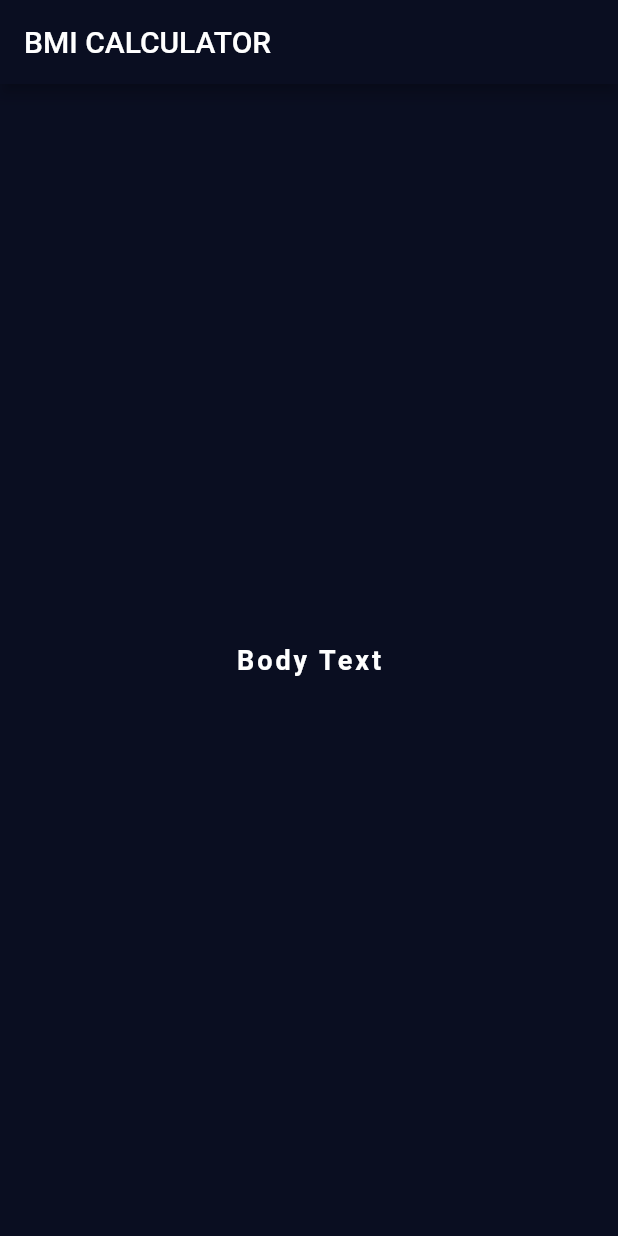
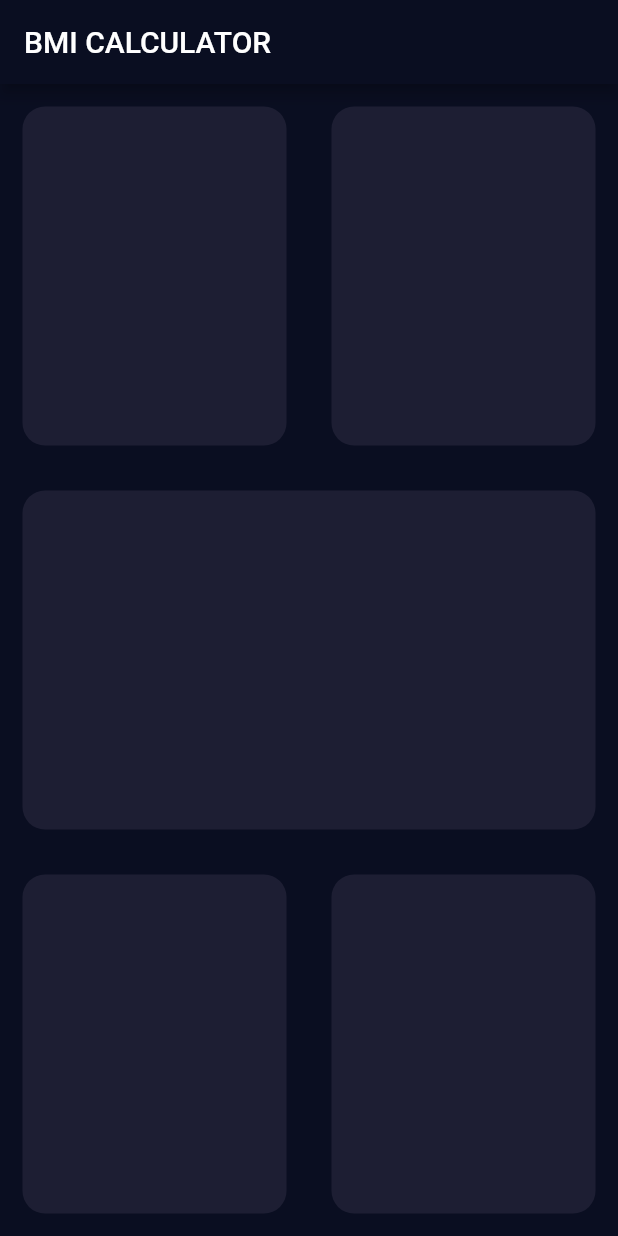
Before and after one commit to nouhben/myBMI, a Flutter app: the screen it shows after launch, on a phone screen of 412 x 824 dp. Run offline on Flutter 3.47's test engine with Material 2 defaults, Android fonts, the light colour scheme and no system bars.

Commit message:
Reusable card created ;

```diff
--- a/lib/input_page.dart
+++ b/lib/input_page.dart
@@ -13,10 +13,56 @@ class _InputPageState extends State<InputPage> {
         title: Text('BMI CALCULATOR'),
       ),
       body: SafeArea(
-        child: Center(
-          child: Text('Body Text'),
+        child: Column(
+          children: [
+            Expanded(
+                child: Row(
+              children: [
+                Expanded(
+                  child: ReusableCard(colour: Color(0xff1D1E33)),
+                ),
+                Expanded(
+                  child: ReusableCard(colour: Color(0xff1D1E33)),
+                ),
+              ],
+            )),
+            Expanded(
+              child: ReusableCard(colour: Color(0xff1D1E33)),
+            ),
+            Expanded(
+                child: Row(
+              children: [
+                Expanded(
+                  child: ReusableCard(colour: Color(0xff1D1E33)),
+                ),
+                Expanded(
+                  child: ReusableCard(colour: Color(0xff1D1E33)),
+                ),
+              ],
+            )),
+          ],
         ),
       ),
     );
   }
 }
+
+class ReusableCard extends StatelessWidget {
+  final Color colour;
+  //we need to make the color required we can't have a null color for our card
+  ReusableCard({@required this.colour});
+  @override
+  Widget build(BuildContext context) {
+    return Container(
+      margin: EdgeInsets.all(15.0),
+      //color: Color(0xff1D1E33),
+      //TO ADD border radius we use box decoration
+      //but when we use it we have to move the color inside it because
+      //the color is just a shortcut the real thing that is the container uses box decoration behind the scenes
+      decoration: BoxDecoration(
+        color: colour,
+        borderRadius: BorderRadius.circular(15.0),
+      ),
+    );
+  }
+}
--- a/lib/main.dart
+++ b/lib/main.dart
@@ -12,7 +12,7 @@ class BMICalculator extends StatelessWidget {
         primaryColor: Color(0xff0A0E21),
         scaffoldBackgroundColor: Color(0xff0A0E21),
         textTheme: TextTheme(
-          body1: TextStyle(
+          bodyText2: TextStyle(
             color: Colors.white,
             fontSize: 18.0,
             letterSpacing: 2.0,
```
